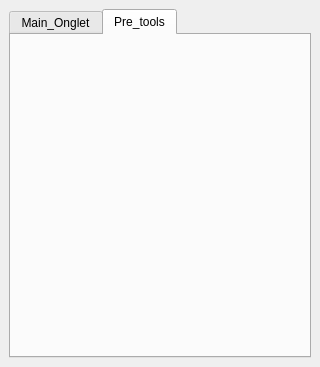
Above: AutomaTracks_dockwidget_base.ui from SebastienPeillet/AutomaTracks before the change. Below: the same form after it.
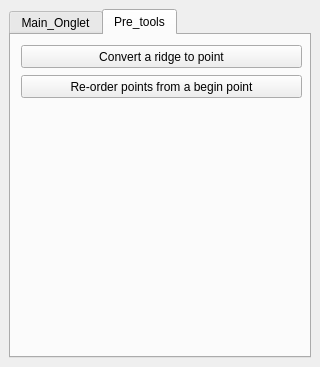
That is the form after the change. The open tabs and pages were chosen to show the change.

Diff of the .ui file:
```diff
--- a/AutomaTracks_dockwidget_base.ui
+++ b/AutomaTracks_dockwidget_base.ui
@@ -341,6 +341,32 @@
        <attribute name="title">
         <string>Pre_tools</string>
        </attribute>
+       <widget class="QPushButton" name="ridgeToPointButton">
+        <property name="geometry">
+         <rect>
+          <x>10</x>
+          <y>10</y>
+          <width>281</width>
+          <height>23</height>
+         </rect>
+        </property>
+        <property name="text">
+         <string>Convert a ridge to point</string>
+        </property>
+       </widget>
+       <widget class="QPushButton" name="reOrderButton">
+        <property name="geometry">
+         <rect>
+          <x>10</x>
+          <y>40</y>
+          <width>281</width>
+          <height>23</height>
+         </rect>
+        </property>
+        <property name="text">
+         <string>Re-order points from a begin point</string>
+        </property>
+       </widget>
       </widget>
      </widget>
     </item>
```
Left out of the diff: 2 changed lines with no effect on the pictures.
